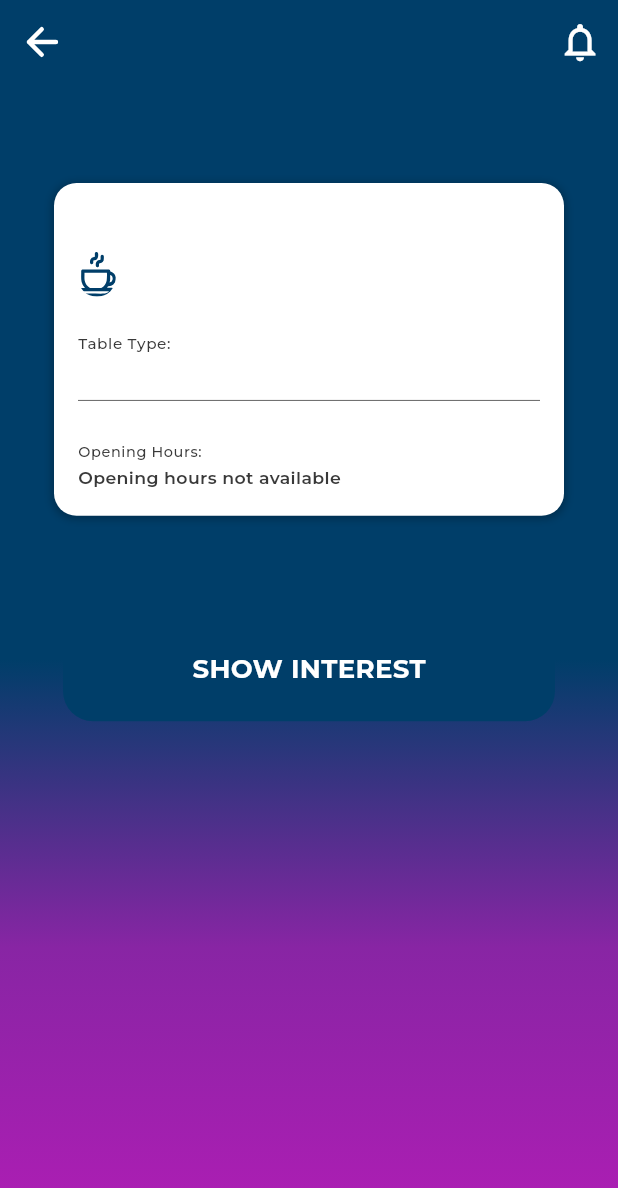
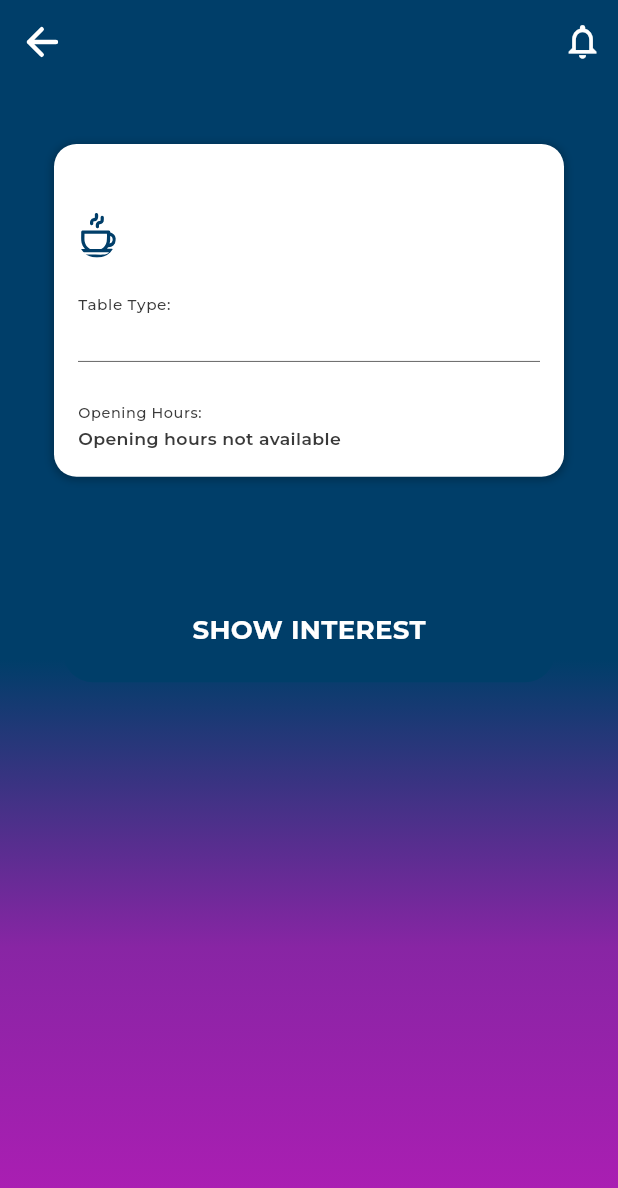
Before and after one commit to ajaykallingal-tendersoft/dicetable, a Flutter app: the CafeDetailsScreen screen opened directly with empty values, on a phone screen of 412 x 824 dp. Shown: the top 1188 px of the screen. Run offline on Flutter 3.47's test engine with Material 3 defaults, Android fonts, the phone set to English and light mode, and no system bars; drawn by our look-alikes of auto_size_text; our stand-ins replace badges, bloc, cached_network_image, connectivity_plus, device_info_plus, dio and 27 more; missing offline and left inert: the_apple_sign_in; accounts and stored records are empty.

Commit message:
tab_fixes_for_height

```diff
--- a/lib/src/ui/customer/cafe_details/cafe_details_screen.dart
+++ b/lib/src/ui/customer/cafe_details/cafe_details_screen.dart
@@ -256,13 +256,13 @@ class _CafeDetailsScreenState extends State<CafeDetailsScreen> {
                               child:  Icon(
                                 Icons.notifications_outlined,
                                 color: AppColors.primaryWhiteColor,
-                                size: 30.sp,
+                                size: 27.sp,
                               ),
                             )
                             :  Icon(
                               Icons.notifications_outlined,
                               color: AppColors.primaryWhiteColor,
-                              size: 30.sp,
+                              size: 27.sp,
                             );
                       }),
             ),
@@ -285,7 +285,7 @@ class _CafeDetailsScreenState extends State<CafeDetailsScreen> {
           ),
           child: SingleChildScrollView(
             child: Padding(
-              padding: const EdgeInsets.all(26.0),
+              padding:  EdgeInsets.only(left: 26,right:26),
               child: Column(
                 children: [
                    const Gap(30),
@@ -334,6 +334,7 @@ class _CafeDetailsScreenState extends State<CafeDetailsScreen> {
                       textColor: AppColors.primaryWhiteColor,
                     ),
                   ),
+                    const Gap(40),
                 ],
               ),
             ),
```
Also changed, not shown: lib/src/ui/customer/favourites/favourites_screen.dart (+4 -4 lines), lib/src/ui/customer/history/history_screen.dart (+4 -4 lines), lib/src/ui/customer/home/home_page.dart (+4 -4 lines), lib/src/ui/customer/profile/customer_profile_screen.dart (+4 -4 lines).
